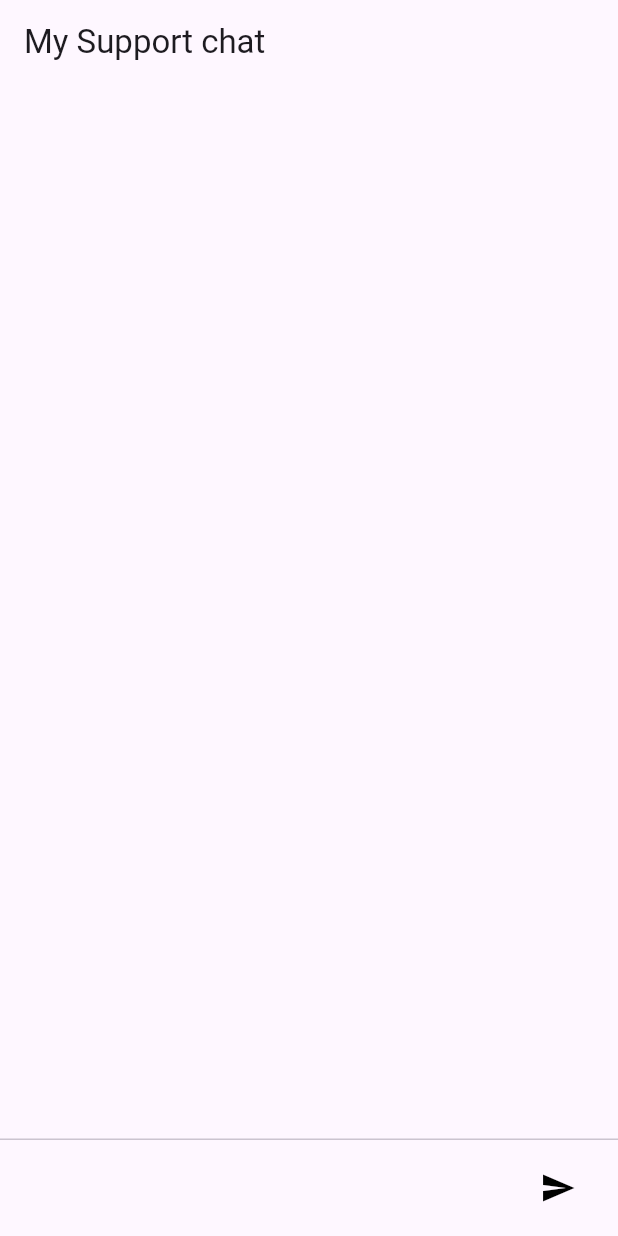
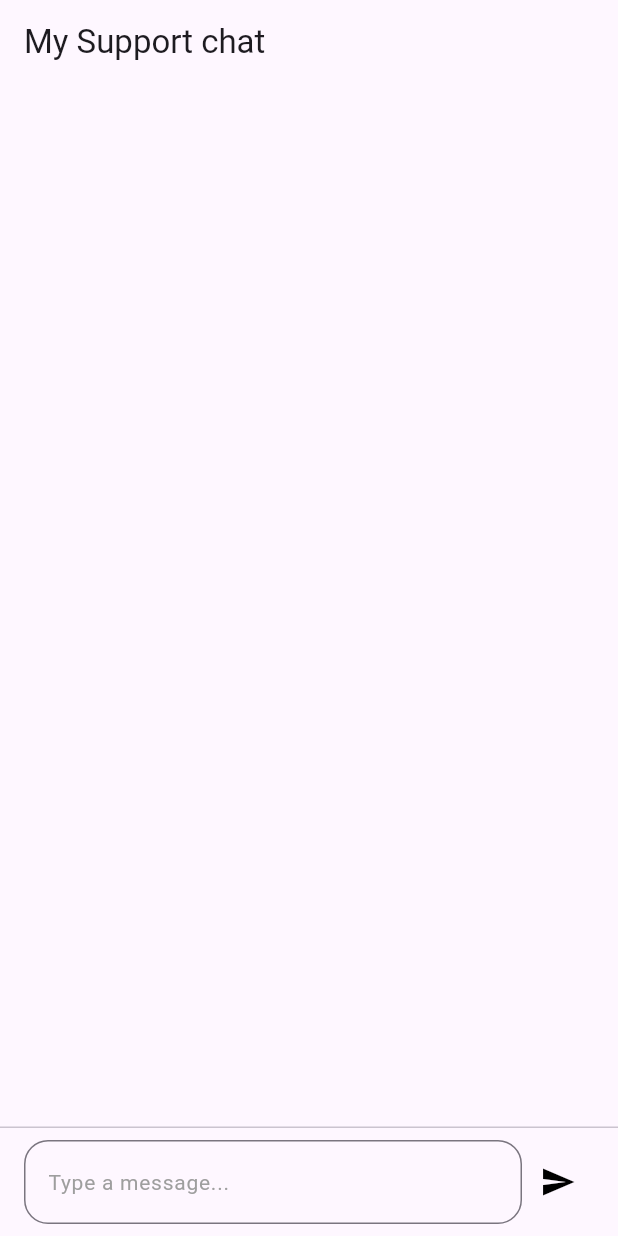
Before and after one commit to anthonyR012/chat_bot_package, a Flutter app: the screen it shows after launch, on a phone screen of 412 x 824 dp. Run offline on Flutter 3.47's test engine with Material 3 defaults, Android fonts, the phone set to English and light mode, and no system bars.

Commit message:
V1.0.2 Change: Model chat simplify

```diff
--- a/example/lib/main.dart
+++ b/example/lib/main.dart
@@ -1,6 +1,4 @@
 import 'package:chat_bot/controllers/chat_controller.dart';
-import 'package:chat_bot/data/api_datasource.dart';
-import 'package:chat_bot/model/chat_model.dart';
 import 'package:chat_bot/view/chat_view.dart';
 import 'package:flutter/material.dart';
 
@@ -31,45 +29,3 @@ class UsingMyChatBotExample extends StatelessWidget {
     );
   }
 }
-
-class MyOwnImplementationExample extends StatelessWidget {
-  MyOwnImplementationExample({super.key});
-
-  final ChatController chatController =
-      ChatController(datasource: SendMessageImplementation());
-
-  @override
-  Widget build(BuildContext context) {
-    return MaterialApp(
-      title: 'Flutter Demo',
-      theme: ThemeData(
-        colorScheme: ColorScheme.fromSeed(seedColor: Colors.deepPurple),
-        useMaterial3: true,
-      ),
-      home: Scaffold(
-        appBar: AppBar(
-          title: const Text("My Support chat"),
-        ),
-        body: ChatBot(
-          chatController: chatController,
-        ),
-      ),
-    );
-  }
-}
-
-class SendMessageImplementation extends ChatBotDatasource {
-  @override
-  Future<ChatMessageModel> sendMessage({required String message}) async {
-    await Future.delayed(const Duration(milliseconds: 2000));
-    //Make your own implementation here
-    return ChatMessageModel(choices: [
-      ChoiceModel(
-        message: MessageModel(
-          content: message,
-          role: "user",
-        ),
-      )
-    ]);
-  }
-}
--- a/lib/controllers/chat_controller.dart
+++ b/lib/controllers/chat_controller.dart
@@ -6,8 +6,8 @@ import 'package:chat_bot/util/format_data_util.dart';
 import 'package:http/http.dart' as http;
 import 'package:flutter/material.dart';
 
-class ChatController extends ChatControllerInterface<ChatMessageModel> {
-  final List<ChatMessageModel> _messages = [];
+class ChatController extends ChatControllerInterface<MessageChat> {
+  final List<MessageChat> _messages = [];
   final ChatBotDatasource _apiDatasource;
   final ParamsChatBot _params;
 
@@ -42,25 +42,18 @@ class ChatController extends ChatControllerInterface<ChatMessageModel> {
                 httpClient: httpClient);
 
   @override
-  List<ChatMessageModel> get messages => _messages;
+  List<MessageChat> get messages => _messages;
 
   @override
   Future<void> sendMessage([String? messageDefault]) async {
     try {
       String message = messageDefault ?? textEditingController.text;
       if (message.isEmpty) return;
-      messages.add(ChatMessageModel(
-        isSentByMe: true,
-        created: _params.formatDataUtil.getCurrentHour(),
-        choices: [
-          ChoiceModel(
-            message: MessageModel(
-              content: message,
-              role: "user",
-            ),
-          )
-        ],
-      ));
+      messages.add(MessageChat(
+          content: message,
+          isSentByMe: true,
+          created: _params.formatDataUtil.getCurrentHour(),
+          role: "user"));
       textEditingController.clear();
       isLoading = true;
       notifyListeners();
@@ -78,21 +71,24 @@ class ChatController extends ChatControllerInterface<ChatMessageModel> {
   }
 
   void _handleUnexpectedError(String errorMessage) {
-    ChatMessageModel chatMessage = ChatMessageModel(choices: [
-      ChoiceModel(message: MessageModel(content: errorMessage, role: "Error"))
-    ]);
+    MessageChat chatMessage = MessageChat(
+        created: _params.formatDataUtil.getCurrentHour(),
+        content: errorMessage,
+        role: "Error");
     _messages.add(chatMessage);
   }
 }
 
 class ParamsChatBot {
-  final String baseUrl;
+  final String domain;
+  final String endPoint;
   final String modelGpt;
   final int maxToken;
   final FormatDataUtil formatDataUtil;
 
   const ParamsChatBot({
-    this.baseUrl = "api.openai.com/v1/chat/completions",
+    this.domain = "api.openai.com",
+    this.endPoint = "/v1/chat/completions",
     this.modelGpt = "gpt-3.5-turbo",
     this.maxToken = 150,
     this.formatDataUtil = const FormatDataUtil(),
--- a/lib/model/chat_model.dart
+++ b/lib/model/chat_model.dart
@@ -1,6 +1,5 @@
 import 'dart:convert';
 
-import 'package:equatable/equatable.dart';
 
 ChatMessageModel chatMessageModelFromJson(String str) =>
     ChatMessageModel.fromJson(json.decode(str));
@@ -8,40 +7,31 @@ ChatMessageModel chatMessageModelFromJson(String str) =>
 String chatMessageModelToJson(ChatMessageModel data) =>
     json.encode(data.toJson());
 
-class ChatMessageModel extends Equatable {
+class ChatMessageModel {
   final String? id;
-  final String? created;
+
   final String? model;
-  final bool isSentByMe;
   final List<ChoiceModel> choices;
 
   const ChatMessageModel({
     required this.choices,
     this.id,
     this.model,
-    this.created,
-    this.isSentByMe = false,
   });
 
   factory ChatMessageModel.fromJson(Map<String, dynamic> json) =>
       ChatMessageModel(
         id: json["id"],
-        created: json["created_at"] ?? DateTime.now().hour.toString(),
         model: json["model"],
         choices: List<ChoiceModel>.from(
             json["choices"].map((x) => ChoiceModel.fromJson(x))),
       );
 
-  factory ChatMessageModel.empty() => const ChatMessageModel(
-      id: "",
-      created: "",
-      model: "",
-      choices: [],
-      isSentByMe: false);
+  factory ChatMessageModel.empty() =>
+      const ChatMessageModel(id: "", model: "", choices: []);
 
   Map<String, dynamic> toJson() => {
         "id": id,
-        "created": created,
         "model": model,
         "choices": List<dynamic>.from(choices.map((x) => x.toJson())),
       };
@@ -56,25 +46,14 @@ class ChatMessageModel extends Equatable {
   }) =>
       ChatMessageModel(
         id: id ?? this.id,
-        created: created ?? this.created,
         model: model ?? this.model,
         choices: choices ?? this.choices,
-        isSentByMe: isSentByMe ?? this.isSentByMe,
       );
-
-  @override
-  List<Object?> get props => [
-        id,
-        created,
-        model,
-        choices,
-        isSentByMe,
-      ];
 }
 
 class ChoiceModel {
   final int? index;
-  final MessageModel message;
+  final MessageChat message;
 
   ChoiceModel({
     this.index,
@@ -83,7 +62,7 @@ class ChoiceModel {
 
   factory ChoiceModel.fromJson(Map<String, dynamic> json) => ChoiceModel(
         index: json["index"],
-        message: MessageModel.fromJson(json["message"]),
+        message: MessageChat.fromJson(json["message"]),
       );
 
   Map<String, dynamic> toJson() => {
@@ -92,22 +71,41 @@ class ChoiceModel {
       };
 }
 
-class MessageModel {
+
+
+class MessageChat {
   final String role;
   final String content;
+  final bool isSentByMe;
+  final String created;
 
-  MessageModel({
+  MessageChat({
     required this.role,
-    required this.content
+    required this.content,
+    required this.created,
+    this.isSentByMe = false,
   });
 
-  factory MessageModel.fromJson(Map<String, dynamic> json) => MessageModel(
+  factory MessageChat.fromJson(Map<String, dynamic> json) => MessageChat(
         role: json["role"],
+        created: json["created"],
         content: json["content"],
+        isSentByMe: json["is_sent_by_me"] ?? false,
+      );
+
+  MessageChat copyWith(
+          {String? role, String? content, String? created, bool? isSentByMe}) =>
+      MessageChat(
+        role: role ?? this.role,
+        content: content ?? this.content,
+        created: created ?? this.created,
+        isSentByMe: isSentByMe ?? this.isSentByMe,
       );
 
   Map<String, dynamic> toJson() => {
         "role": role,
         "content": content,
+        "is_sent_by_me": isSentByMe,
+        "created": created
       };
 }
--- a/lib/view/views/chat_bubble.dart
+++ b/lib/view/views/chat_bubble.dart
@@ -2,7 +2,7 @@ import 'package:chat_bot/model/chat_model.dart';
 import 'package:flutter/material.dart';
 
 class ChatBubble extends StatelessWidget {
-  final ChatMessageModel message;
+  final MessageChat message;
   final StyleReceivedByMe styleReceivedByMe;
   final StyleSentByMe styleSentByMe;
   final TextStyle? styleTextHour;
@@ -38,16 +38,14 @@ class ChatBubble extends StatelessWidget {
                     ? styleSentByMe.decoration ?? decorationDefault
                     : styleReceivedByMe.decoration ?? decorationDefault,
                 child: Text(
-                  message.choices.isEmpty
-                      ? "Something went wrong"
-                      : message.choices.first.message.content,
+                  message.content,
                   style: message.isSentByMe
                       ? styleSentByMe.styleMessage
                       : styleReceivedByMe.styleMessage,
                 )),
             const SizedBox(height: 4),
             Text(
-              message.created ?? "",
+              message.created,
               style: styleTextHour ??
                   TextStyle(fontSize: 12, color: Colors.grey[600]),
             ),
--- a/lib/view/views/chat_input_field.dart
+++ b/lib/view/views/chat_input_field.dart
@@ -24,7 +24,21 @@ class ChatInputField extends StatelessWidget {
               child: TextField(
             controller: controller,
             style: style.styleText,
-            decoration: style.inputDecoration,
+            decoration: style.inputDecoration ??
+                InputDecoration(
+                  label: Text(
+                    style.hintText ?? "Type a message...",
+                    style: style.hintTextStyle ??
+                        const TextStyle(color: Colors.grey, fontSize: 14.0),
+                  ),
+                  border: OutlineInputBorder(
+                    borderRadius: BorderRadius.circular(16.0),
+                  ),
+                ),
+            focusNode: style.focusNode,
+            minLines: style.minLines,
+            maxLines: style.maxLines,
+            onSubmitted: (value) => onSend(),
           )),
           IconButton(
             icon: style.icon,
@@ -41,7 +55,12 @@ class ChatInputStyle {
   final TextStyle styleText;
   final ButtonStyle? styleIconButton;
   final InputDecoration? inputDecoration;
+  final FocusNode? focusNode;
   final Icon icon;
+  final int minLines;
+  final int maxLines;
+  final String? hintText;
+  final TextStyle? hintTextStyle;
 
   const ChatInputStyle(
       {this.styleText = const TextStyle(
@@ -49,7 +68,12 @@ class ChatInputStyle {
         color: Colors.black,
         fontWeight: FontWeight.normal,
       ),
+      this.hintText,
+      this.hintTextStyle,
+      this.minLines = 1,
+      this.maxLines = 5,
       this.icon = const Icon(Icons.send, color: Colors.black),
+      this.focusNode,
       this.inputDecoration,
       this.styleIconButton});
 }
--- a/pubspec.yaml
+++ b/pubspec.yaml
@@ -12,7 +12,6 @@ environment:
 dependencies:
   flutter:
     sdk: flutter
-  equatable: ^2.0.5
   http: ^1.2.2
 
 dev_dependencies:
```
Also changed, not shown: lib/data/api_datasource.dart (+16 -12 lines), 3 other files.
